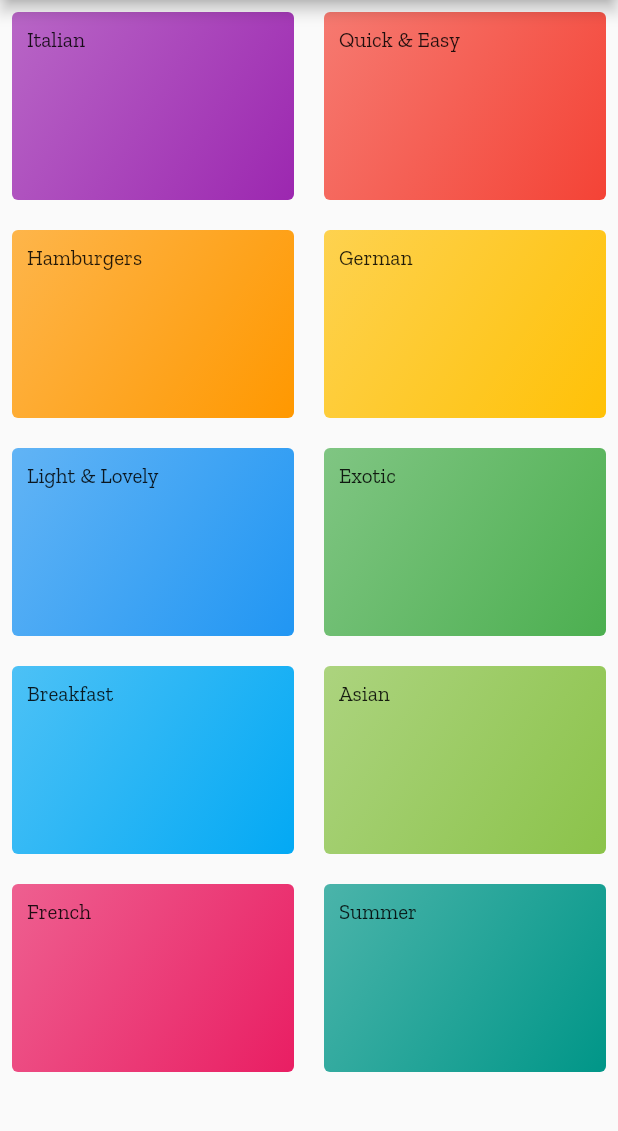
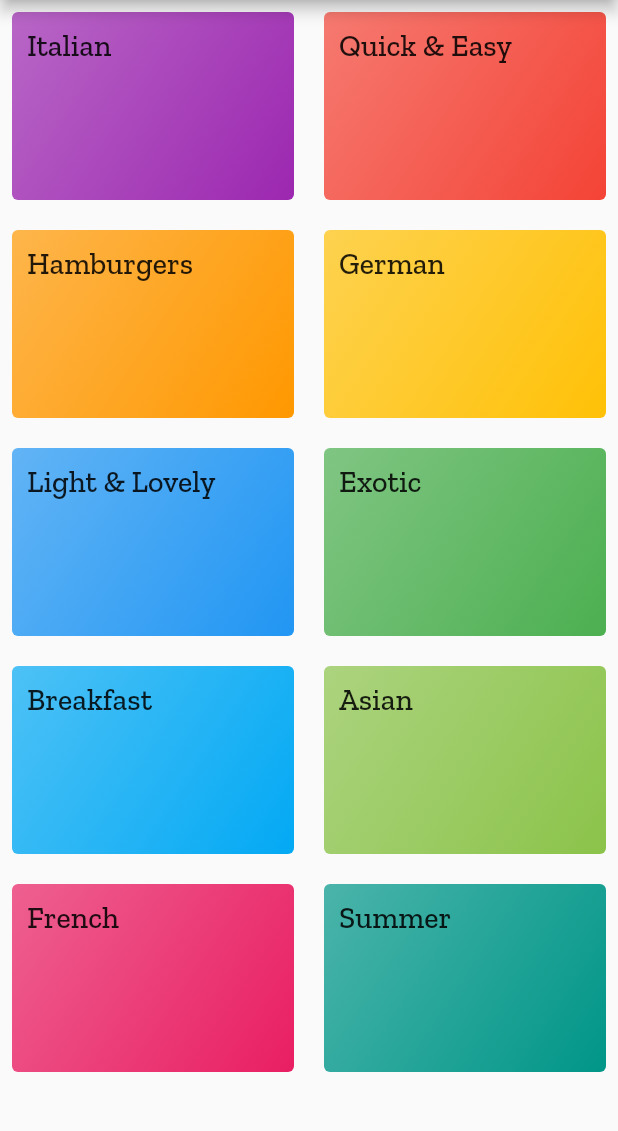
Before and after one commit to Ipaye/recipe-up, a Flutter app: the screen it shows after launch, on a phone screen of 412 x 824 dp, the part 84-1215 px from its top. Run offline on Flutter 3.47's test engine with Material 2 defaults, Android fonts, the phone set to English and light mode, and no system bars.

Commit message:
UI: Create category items

```diff
--- a/lib/widgets/category_items.dart
+++ b/lib/widgets/category_items.dart
@@ -1,22 +1,45 @@
 import 'package:flutter/material.dart';
+import 'package:foodapp/screens/meals_screen.dart';
 
 class CategoryItem extends StatelessWidget {
+  final String id;
   final String title;
   final Color color;
 
-  CategoryItem({this.title, this.color});
+  CategoryItem({this.id, this.title, this.color});
+
+  void selectCategory(BuildContext context) {
+    // Navigator.of(context).push(MaterialPageRoute(builder: (context) {
+    //   return MealScreen(
+    //     categoryId: id,
+    //     categoryTitle: title,
+    //   );
+    // }));
+
+    // todo: Using Named routes
+    Navigator.of(context)
+        .pushNamed(MealScreen.routeName, arguments: {'id': id, 'title': title});
+  }
 
   @override
   Widget build(BuildContext context) {
-    return Container(
+    return InkWell(
+      onTap: () => selectCategory(context),
+      borderRadius: BorderRadius.circular(20),
+      splashColor: Theme.of(context).primaryColor,
+      child: Container(
         padding: const EdgeInsets.all(10),
-      child: Text(title),
+        child: Text(
+          title,
+          style: Theme.of(context).textTheme.title,
+        ),
         decoration: BoxDecoration(
             gradient: LinearGradient(
                 colors: [color.withOpacity(.7), color],
                 begin: Alignment.topLeft,
                 end: Alignment.bottomRight),
             borderRadius: BorderRadius.circular(4)),
+      ),
     );
   }
 }
```
Lines whose indentation alone changed are shown as unchanged.
